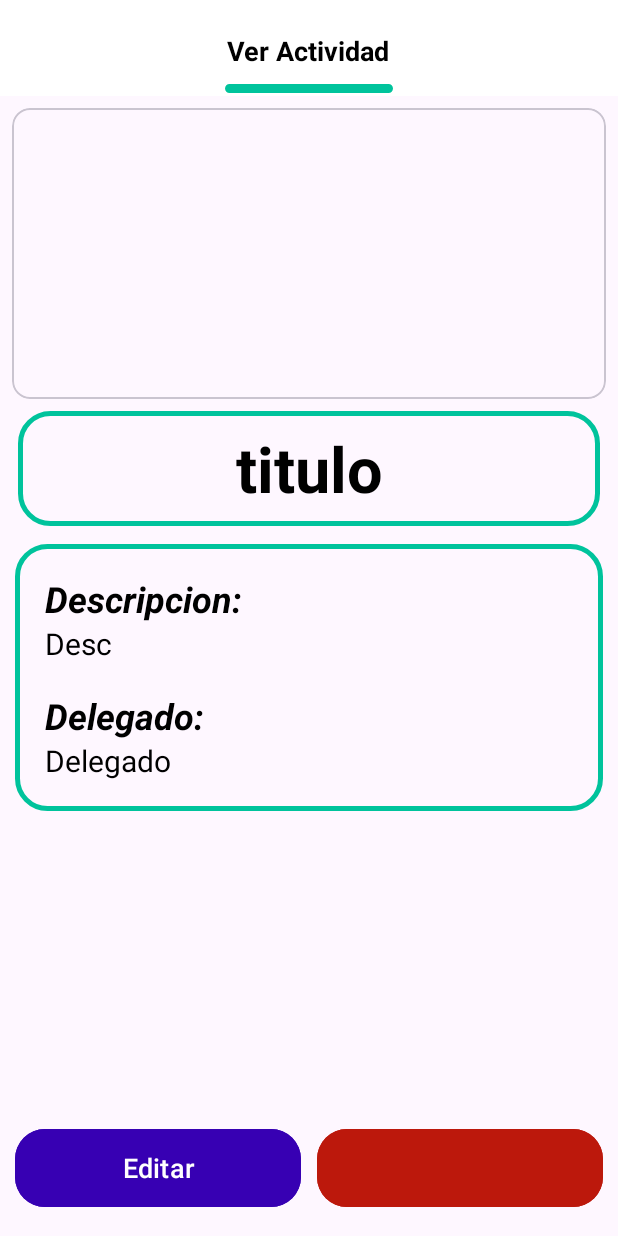
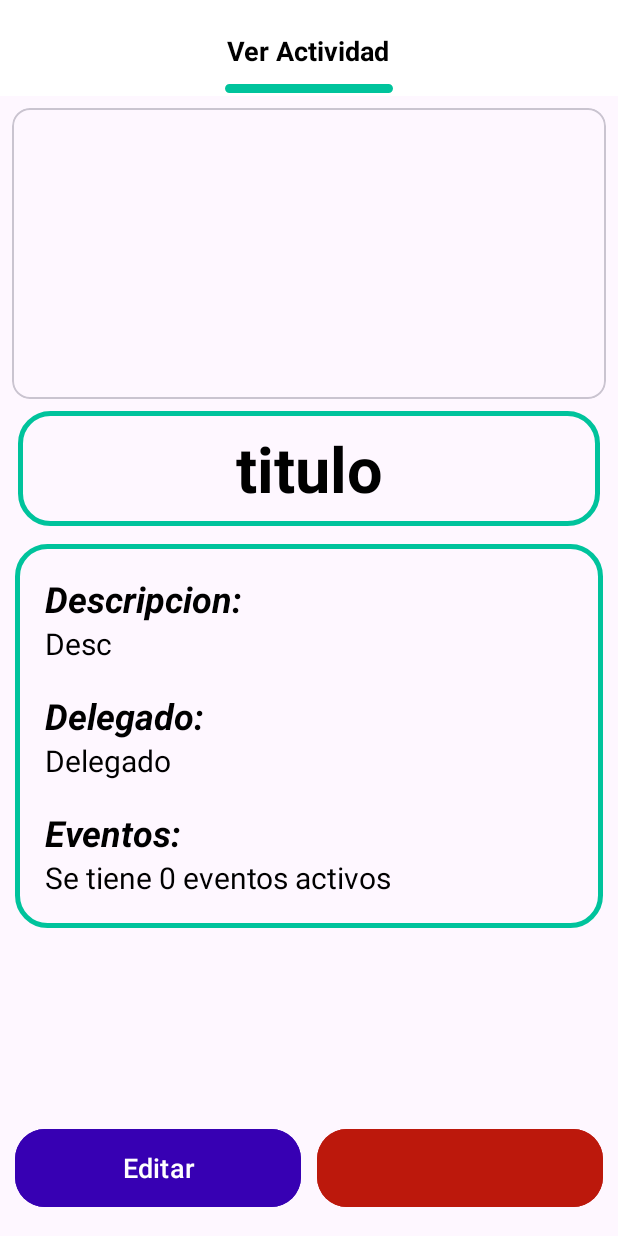
Before and after one commit to jesuss1407/teleCommunity, an Android app built with Jetpack Compose: the VerActividad screen opened directly, with no data from a screen before it, on a phone screen of 412 x 824 dp. Run offline under Robolectric (Android 15) with nearby library versions, the phone set to English and light mode, and no system bars; our stand-ins replace Firebase (no records; nobody signed in at launch, a user with empty details on screens opened directly), Picasso; pictures from the network do not load.

Commit message:
arreglando y mejorando

```diff
--- a/app/src/main/java/com/example/telecommunity/DelegadoGeneral/VerActividad.java
+++ b/app/src/main/java/com/example/telecommunity/DelegadoGeneral/VerActividad.java
@@ -8,6 +8,7 @@ import android.content.Context;
 import android.content.DialogInterface;
 import android.content.Intent;
 import android.os.Bundle;
+import android.util.Log;
 import android.view.MenuItem;
 import android.view.View;
 import android.widget.Button;
@@ -17,6 +18,7 @@ import android.widget.Toast;
 
 import com.example.telecommunity.R;
 import com.example.telecommunity.entity.ActividadDto;
+import com.example.telecommunity.entity.Publicaciondto;
 import com.google.android.gms.tasks.OnCompleteListener;
 import com.google.android.gms.tasks.OnFailureListener;
 import com.google.android.gms.tasks.OnSuccessListener;
@@ -25,16 +27,19 @@ import com.google.android.material.bottomnavigation.BottomNavigationView;
 import com.google.firebase.firestore.DocumentReference;
 import com.google.firebase.firestore.DocumentSnapshot;
 import com.google.firebase.firestore.FirebaseFirestore;
+import com.google.firebase.firestore.QueryDocumentSnapshot;
+import com.google.firebase.firestore.QuerySnapshot;
 import com.squareup.picasso.Picasso;
 
 import java.util.UUID;
 
 public class VerActividad extends AppCompatActivity {
 
-    TextView detailApoyos, detailTitle, detailEventos,detailDescripcion,detailDelegado;
+    TextView detailApoyos, detailTitle, detailEventos,detailDescripcion,detailDelegado, numEventos;
     ImageView detailImagen;
-    private String idActividad;
+    private String idActividad, nombreActividad;
     private String state;
+    private int contadorEventos;
     private FirebaseFirestore db;
     private Context context;
     @Override
@@ -49,6 +54,7 @@ public class VerActividad extends AppCompatActivity {
         detailDescripcion = findViewById(R.id.recDesc);
         detailDelegado = findViewById(R.id.dele);
         detailImagen = findViewById(R.id.recImage);
+        numEventos = findViewById(R.id.numDeEventos);
         //detailApoyos = findViewById(R.id.numapoyos);
 
         Bundle bundle = getIntent().getExtras();
@@ -57,6 +63,7 @@ public class VerActividad extends AppCompatActivity {
             Picasso.get().load(imageUrl).into(detailImagen);
             //detailEventos.setText(bundle.getString("Numeventos"));
             //detailApoyos.setText(bundle.getString("Numapoyos"));
+            nombreActividad = bundle.getString("Title");
             detailTitle.setText(bundle.getString("Title"));
             detailDescripcion.setText(bundle.getString("Descripcion"));
             detailDelegado.setText(bundle.getString("Delegado")+ " - "+bundle.getString("DelegadoCode") );
@@ -100,6 +107,33 @@ public class VerActividad extends AppCompatActivity {
                 });
 
 
+
+        FirebaseFirestore db2 = FirebaseFirestore.getInstance();
+
+        //ver eventos de actividad
+        db2.collection("publicaciones")
+                .whereEqualTo("idActividad", nombreActividad)
+                .get()
+                .addOnSuccessListener(queryDocumentSnapshots -> {
+                    contadorEventos = 0; // Inicializa el contador
+
+                    for (DocumentSnapshot documentSnapshot : queryDocumentSnapshots.getDocuments()) {
+                        if (documentSnapshot.exists()) {
+                            contadorEventos++; // Incrementa el contador por cada documento que existe
+                        }
+                    }
+
+                    // Aquí puedes usar el contador. Por ejemplo, mostrarlo en un TextView o tomar alguna decisión.
+                    // Ejemplo: textViewContador.setText("Número de documentos: " + contadorDocumentos);
+
+                    numEventos.setText("Se tiene " + contadorEventos+" eventos activos");
+
+                })
+                .addOnFailureListener(e -> {
+                    // Manejo de errores
+                });
+
+
         //cerrar actividad
         cambiarEstadoButton.setOnClickListener(v -> {
             //se valida el estado actual de la actividad
@@ -110,7 +144,14 @@ public class VerActividad extends AppCompatActivity {
                         .setMessage("¿Estás seguro de que deseas cambiar el estado de esta actividad a 'Finalizado'?")
                         .setPositiveButton("Sí", (dialog, which) -> {
                             // Usuario ha confirmado la acción.
-                            cerrarActividad(); // Función para cambiar el estado.
+                            if (contadorEventos==0) {
+                                cerrarActividad(); // Función para cambiar el estado.
+
+                            } else {
+
+                                Toast.makeText(VerActividad.this, "No se pudo cerrar Actividad, hay eventos activos", Toast.LENGTH_SHORT).show();
+
+                            }
                         })
                         .setNegativeButton("Cancelar", (dialog, which) -> {
                             // Usuario ha cancelado la acción.
--- a/app/src/main/java/com/example/telecommunity/RegistroUsuario.java
+++ b/app/src/main/java/com/example/telecommunity/RegistroUsuario.java
@@ -98,7 +98,7 @@ public class RegistroUsuario extends AppCompatActivity {
                             usuario.setApellido(apellido);
                             usuario.setCodigo(Integer.parseInt(codigoStr));
                             usuario.setCorreo(correo);
-                            usuario.setContrasena(contrasena);
+                            usuario.setContrasena("*********");
                             usuario.setCondicion(condicion);
                             usuario.setRol(rol);
                             usuario.setEstado(estado);
--- a/app/src/main/java/com/example/telecommunity/adapter/GeneralActividadesadapter.java
+++ b/app/src/main/java/com/example/telecommunity/adapter/GeneralActividadesadapter.java
@@ -32,7 +32,12 @@ import com.google.firebase.firestore.QuerySnapshot;
 import android.widget.Filter;
 import android.widget.Filterable;
 
+import android.widget.Filter;
+import android.widget.Filterable;
+
 import java.util.ArrayList;
+import java.util.List;
+import java.util.stream.Collectors;
 import java.util.List;
 import java.util.stream.Collectors;
 
--- a/app/src/main/res/layout/activity_ver_actividad.xml
+++ b/app/src/main/res/layout/activity_ver_actividad.xml
@@ -139,6 +139,25 @@
                     android:textSize="20sp"
                     android:text="Delegado"
                     />
+                <TextView
+                    android:id="@+id/etiqueta7"
+                    android:layout_width="match_parent"
+                    android:layout_height="wrap_content"
+                    android:maxLines="1"
+                    android:textStyle="bold|italic"
+                    android:textColor="@color/black"
+                    android:textSize="24sp"
+                    android:layout_marginTop="18dp"
+                    android:text="Eventos: "
+                    />
+                <TextView
+                    android:id="@+id/numDeEventos"
+                    android:layout_width="match_parent"
+                    android:layout_height="wrap_content"
+                    android:textColor="@color/black"
+                    android:textSize="20sp"
+                    android:text=""
+                    />
 
             </LinearLayout>
 
```
Also changed, not shown: app/src/main/java/com/example/telecommunity/DelegadoGeneral/AlumnosActivosFragment.java (+24 -4 lines), app/src/main/java/com/example/telecommunity/DelegadoGeneral/AlumnosBaneadosFragment.java (+22 -6 lines), app/src/main/java/com/example/telecommunity/DelegadoGeneral/AlumnosSolicitudActivacionFragment.java (+22 -6 lines), app/src/main/java/com/example/telecommunity/adapter/GeneralUsuariosAdapter.java (+21 -2 lines), app/src/main/java/com/example/telecommunity/entity/UsuariosDto.java (+7 -1 lines), app/src/main/res/layout/fragment_actividades_curso.xml (+4 -5 lines), app/src/main/res/layout/fragment_actividades_finalizadas.xml (+4 -5 lines), app/src/main/res/layout/fragment_alumnos_activos.xml (+5 -8 lines), app/src/main/res/layout/fragment_alumnos_baneados.xml (+5 -8 lines), app/src/main/res/layout/fragment_alumnos_solicitud_activacion.xml (+5 -8 lines).
